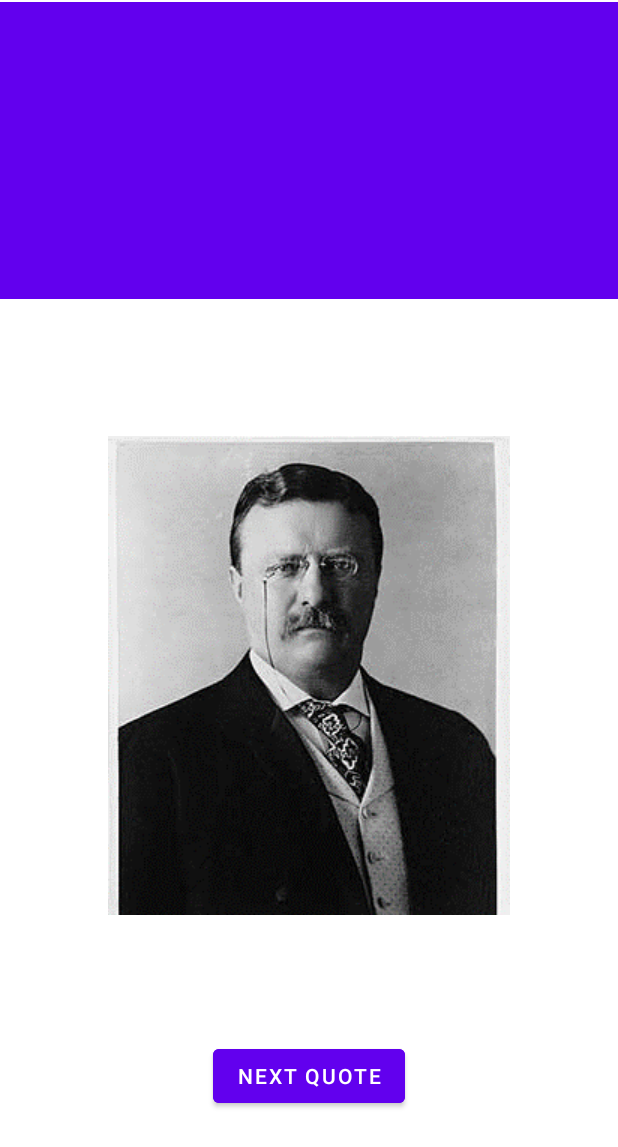
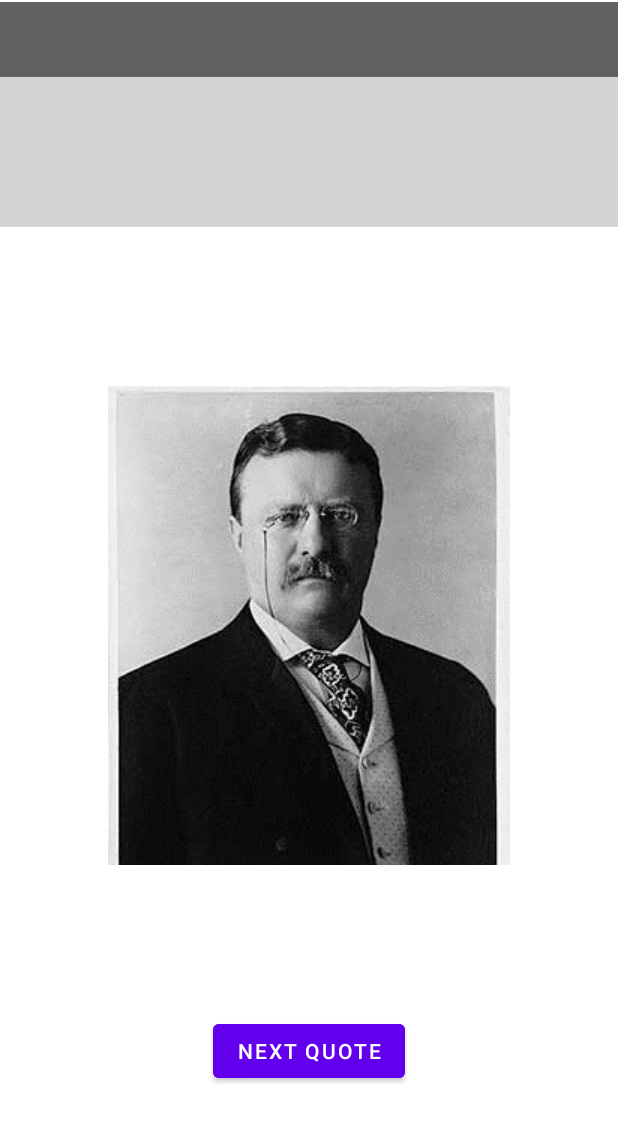
Before and after one commit to knelligan/political-empathy, an Android app: the AuthorActivity screen opened directly, with no data from a screen before it, on a phone screen of 412 x 824 dp. Shown: the top 1147 px of the screen. Run offline under Robolectric (Android 15) with nearby library versions, the light colour scheme and no system bars; our stand-ins replace Firebase (no records; nobody signed in at launch, a user with empty details on screens opened directly); 4 statements that could not run were skipped.

Commit message:
changed colors

```diff
--- a/app/src/main/res/layout/activity_author.xml
+++ b/app/src/main/res/layout/activity_author.xml
@@ -12,7 +12,7 @@
         android:layout_width="0dp"
         android:layout_height="wrap_content"
         android:layout_marginTop="1dp"
-        android:background="@color/design_default_color_primary"
+        android:background="@color/lightgray"
         android:orientation="vertical"
         app:layout_constraintEnd_toEndOf="parent"
         app:layout_constraintStart_toStartOf="parent"
@@ -24,7 +24,8 @@
             android:id="@+id/authorname"
             android:layout_width="match_parent"
             android:layout_height="50dp"
-            android:layout_margin="8dp"
+            android:padding="8dp"
+            android:background="@color/darkgray"
             android:gravity="center"
             android:text="Author Name"
             android:textColor="@color/white"
@@ -36,10 +37,10 @@
             android:id="@+id/authorjob"
             android:layout_width="match_parent"
             android:layout_height="50dp"
-            android:layout_margin="8dp"
+            android:padding="10dp"
             android:gravity="center"
             android:text="Author Job"
-            android:textColor="@color/white"
+            android:textColor="@color/black"
             android:textSize="22sp"
             android:textStyle="bold|italic"
             />
@@ -48,10 +49,10 @@
             android:id="@+id/authoralignment"
             android:layout_width="match_parent"
             android:layout_height="50dp"
-            android:layout_margin="8dp"
+            android:padding="10dp"
             android:gravity="center"
             android:text="Author Politics"
-            android:textColor="@color/white"
+            android:textColor="@color/black"
             android:textSize="18sp"
             android:textStyle="bold"
             />
--- a/app/src/main/res/layout/activity_econ_left1.xml
+++ b/app/src/main/res/layout/activity_econ_left1.xml
@@ -12,7 +12,7 @@
         android:layout_width="0dp"
         android:layout_height="wrap_content"
         android:layout_marginTop="1dp"
-        android:background="@color/design_default_color_primary"
+        android:background="@color/lightgray"
         android:orientation="vertical"
         app:layout_constraintEnd_toEndOf="parent"
         app:layout_constraintStart_toStartOf="parent"
@@ -25,6 +25,7 @@
             android:gravity="center"
             android:padding="8dp"
             android:text="@string/quote_1"
+            android:background="@color/darkgray"
             android:textColor="@color/white"
             android:textSize="22sp"
             android:textStyle="bold" />
@@ -37,7 +38,7 @@
             android:layout_margin="16dp"
             android:gravity="center"
             android:text="@string/q1_text"
-            android:textColor="@color/white"
+            android:textColor="@color/black"
             android:textSize="18sp"
             android:textStyle="bold" />
     </LinearLayout>
--- a/app/src/main/res/values/colors.xml
+++ b/app/src/main/res/values/colors.xml
@@ -10,4 +10,6 @@
     <color name="pink">#DE354C</color>
     <color name="disagreepink">#B2387E</color>
     <color name="medgray">#939799</color>
+    <color name="darkgray">#616161</color>
+    <color name="lightgray">#D4D4D4</color>
 </resources>
```
Also changed, not shown: app/src/main/java/io/politicalempathy/AuthorActivity.java (+11 -31 lines).
